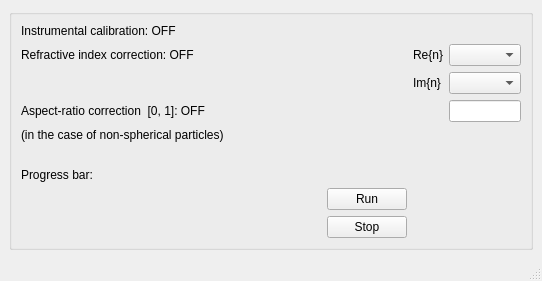
The window that subGUIs/data_correction.ui (LucaTeruzzi/DEDALO) describes before a commit, drawn with Qt 5.
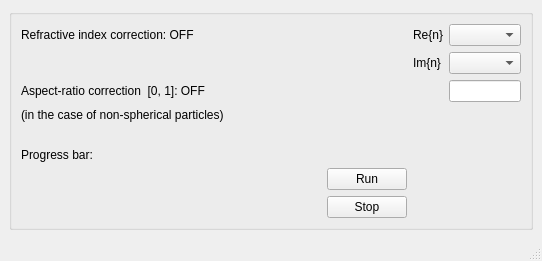
The same window after the commit.

```diff
--- a/subGUIs/data_correction.ui
+++ b/subGUIs/data_correction.ui
@@ -28,13 +28,6 @@
           <layout class="QVBoxLayout" name="verticalLayout">
            <item>
             <layout class="QGridLayout" name="gridLayout">
-             <item row="0" column="0">
-              <widget class="QLabel" name="label_extinction">
-               <property name="text">
-                <string>Instrumental calibration: OFF</string>
-               </property>
-              </widget>
-             </item>
              <item row="0" column="1">
               <layout class="QGridLayout" name="grid_extinction"/>
              </item>
```
Left out of the diff: 2 changed lines with no effect on the pictures.
